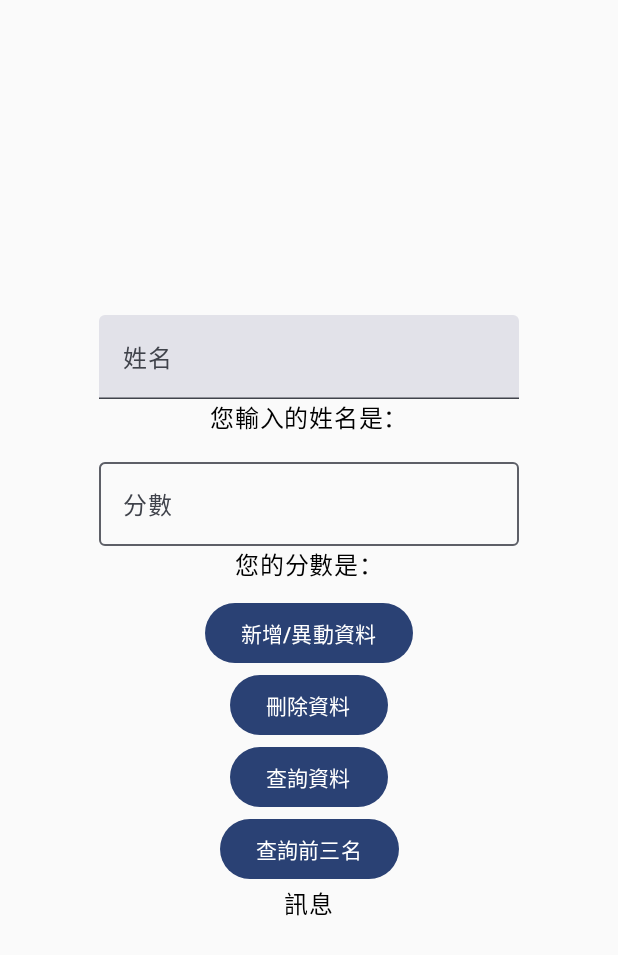
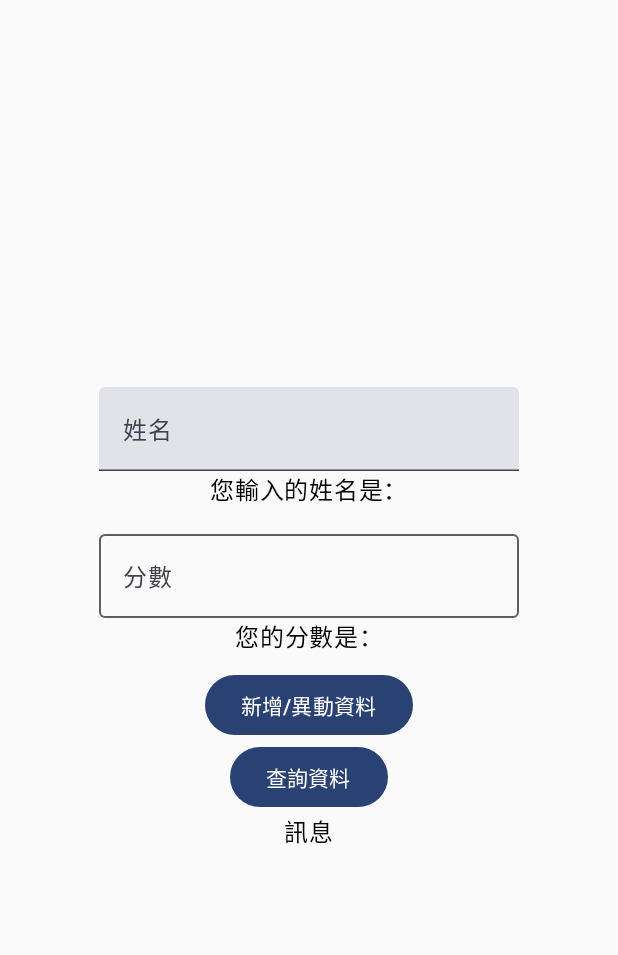
Before and after one commit to yixianghuang2005/FireStore, an Android app built with Jetpack Compose: the screen it shows after launch (MainActivity), on a phone screen of 412 x 824 dp. Shown: the top 955 px of the screen. Run offline under Robolectric (Android 15) with nearby library versions, the phone set to English and light mode, and no system bars; our stand-ins replace Firebase (no records; nobody signed in at launch, a user with empty details on screens opened directly).

```diff
--- a/app/src/main/java/tw/edu/pu/csim/tcyang/firestore/UserScoreScreen.kt
+++ b/app/src/main/java/tw/edu/pu/csim/tcyang/firestore/UserScoreScreen.kt
@@ -76,27 +76,27 @@ fun UserScoreScreen( userScoreViewModel: UserScoreViewModel = viewModel()
             Text("新增/異動資料")
         }
 
-        Button(onClick = {
+        /*Button(onClick = {
             // 在按鈕點擊時，直接呼叫 ViewModel 的函式
             var userScore = UserScoreModel("子青", 21)
             userScoreViewModel.deleteUser(userScore)
         }) {
             Text("刪除資料")
-        }
+        }*/
 
-        Button(onClick = {
+        /*Button(onClick = {
             // 在按鈕點擊時，直接呼叫 ViewModel 的函式
             var userScore = UserScoreModel("子青", 21)
             userScoreViewModel.getUser(userScore)
         }) {
             Text("查詢資料")
-        }
+        }*/
 
         Button(onClick = {
 
             userScoreViewModel.orderUser()
         }) {
-            Text("查詢前三名")
+            Text("查詢資料")
         }
 
 
--- a/app/src/main/java/tw/edu/pu/csim/tcyang/firestore/UserScoreViewModel.kt
+++ b/app/src/main/java/tw/edu/pu/csim/tcyang/firestore/UserScoreViewModel.kt
@@ -30,13 +30,13 @@ class UserScoreViewModel : ViewModel() {
         }
     }
 
-    fun deleteUser(userScore: UserScoreModel) {
+    /*fun deleteUser(userScore: UserScoreModel) {
         // 在 viewModelScope 中啟動一個協程
         viewModelScope.launch {
             // 呼叫 suspend function，並等待結果
             message = userScoreRepository.deleteUser(userScore)
         }
-    }
+    }*/
 
     fun getUser(userScore: UserScoreModel) {
         // 在 viewModelScope 中啟動一個協程
```
Also changed, not shown: app/src/main/java/tw/edu/pu/csim/tcyang/firestore/UserScoreRepository.kt (+8 -6 lines).
